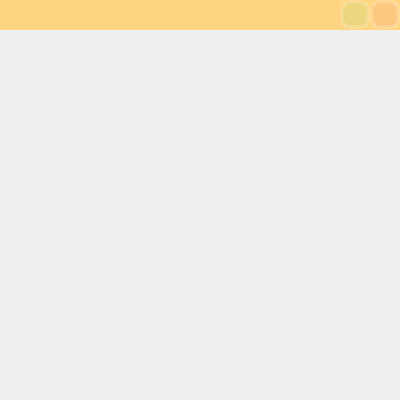
Old version of the form mainwindow.ui in the repository Edmond-J-A/RemindMeEveryday.
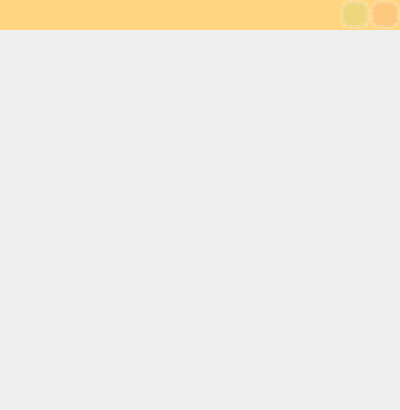
New version of the form. Icons and pictures are not drawn.

Diff of the .ui file:
```diff
--- a/mainwindow.ui
+++ b/mainwindow.ui
@@ -7,13 +7,13 @@
     <x>0</x>
     <y>0</y>
     <width>400</width>
-    <height>400</height>
+    <height>410</height>
    </rect>
   </property>
   <property name="maximumSize">
    <size>
     <width>400</width>
-    <height>400</height>
+    <height>410</height>
    </size>
   </property>
   <property name="windowTitle">
```
Left out of the diff: 199 changed lines with no effect on the pictures.
